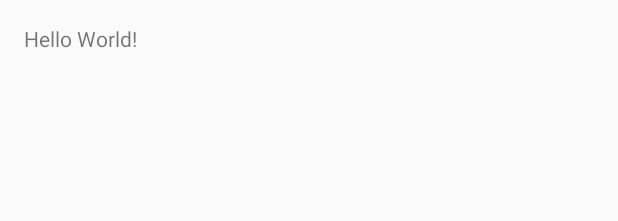
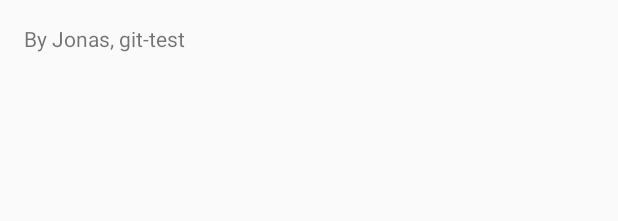
Before and after one commit to nyxxstudios/caelum, an Android app: the layout content_main.xml on its own in the app's theme, with its tools: preview values and no code run, on a phone screen of 412 x 824 dp. Shown: the top 221 px of the screen. Run offline under Robolectric (Android 15) with nearby library versions, the phone set to English and light mode, and no system bars.

Commit message:
git-test add automatic generated files change textfield text

```diff
--- a/Caelum/app/src/main/res/layout/content_main.xml
+++ b/Caelum/app/src/main/res/layout/content_main.xml
@@ -15,5 +15,5 @@
     <TextView
         android:layout_width="wrap_content"
         android:layout_height="wrap_content"
-        android:text="Hello World!" />
+        android:text="@string/by_jonas_git_test" />
 </RelativeLayout>
--- a/Caelum/app/src/main/res/values/strings.xml
+++ b/Caelum/app/src/main/res/values/strings.xml
@@ -1,4 +1,5 @@
 <resources>
     <string name="app_name">Caelum</string>
     <string name="action_settings">Settings</string>
+    <string name="by_jonas_git_test">By Jonas, git-test</string>
 </resources>
```
